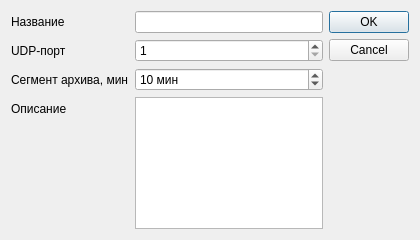
Old version of the form apps/ConfigEditor/dlg/configurationdialog.ui in the repository voytoff/DataServerQt.
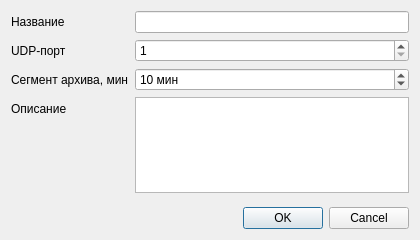
New version of the form.

```diff
--- a/apps/ConfigEditor/dlg/configurationdialog.ui
+++ b/apps/ConfigEditor/dlg/configurationdialog.ui
@@ -13,8 +13,8 @@
   <property name="windowTitle">
    <string>Dialog</string>
   </property>
-  <layout class="QGridLayout" name="gridLayout">
-   <item row="0" column="0">
+  <layout class="QVBoxLayout" name="verticalLayout">
+   <item>
     <layout class="QFormLayout" name="formLayout_2">
      <item row="0" column="0">
       <widget class="QLabel" name="labelName">
@@ -78,10 +78,26 @@
      </item>
     </layout>
    </item>
-   <item row="0" column="1">
-    <widget class="QDialogButtonBox" name="buttonBox">
+   <item>
+    <spacer name="verticalSpacer">
      <property name="orientation">
       <enum>Qt::Orientation::Vertical</enum>
+     </property>
+     <property name="sizeType">
+      <enum>QSizePolicy::Policy::Fixed</enum>
+     </property>
+     <property name="sizeHint" stdset="0">
+      <size>
+       <width>0</width>
+       <height>8</height>
+      </size>
+     </property>
+    </spacer>
+   </item>
+   <item>
+    <widget class="QDialogButtonBox" name="buttonBox">
+     <property name="orientation">
+      <enum>Qt::Orientation::Horizontal</enum>
      </property>
      <property name="standardButtons">
       <set>QDialogButtonBox::StandardButton::Cancel|QDialogButtonBox::StandardButton::Ok</set>
```
